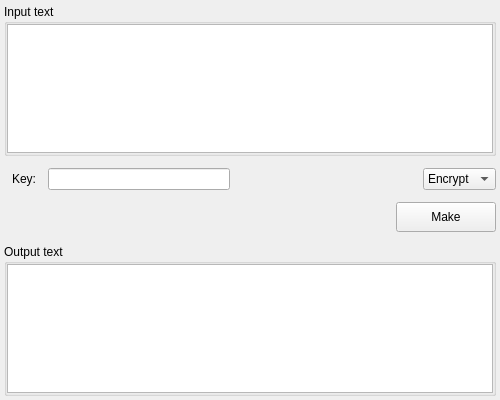
Qt form app/gui/symmetric/playfair/playfair.ui (vasilypht/crypto-methods) before a commit.
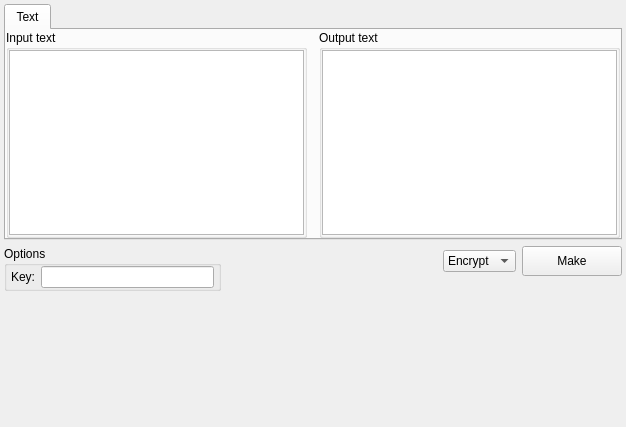
The same form after that commit.

Commit message: (playfair) Module redesign. Design in the form of a class, as well as a redesign of the widget

Patch:
```diff
--- a/app/gui/symmetric/playfair/playfair.ui
+++ b/app/gui/symmetric/playfair/playfair.ui
@@ -6,28 +6,59 @@
    <rect>
     <x>0</x>
     <y>0</y>
-    <width>500</width>
-    <height>400</height>
+    <width>626</width>
+    <height>427</height>
    </rect>
   </property>
   <property name="windowTitle">
    <string>Form</string>
   </property>
-  <layout class="QVBoxLayout" name="verticalLayout">
+  <layout class="QVBoxLayout" name="verticalLayout_4">
+   <property name="spacing">
+    <number>-1</number>
+   </property>
+   <property name="leftMargin">
+    <number>4</number>
+   </property>
+   <property name="topMargin">
+    <number>4</number>
+   </property>
+   <property name="rightMargin">
+    <number>4</number>
+   </property>
+   <property name="bottomMargin">
+    <number>4</number>
+   </property>
+   <item>
+    <widget class="QTabWidget" name="tab_widget">
+     <property name="maximumSize">
+      <size>
+       <width>16777215</width>
+       <height>400</height>
+      </size>
+     </property>
+     <property name="currentIndex">
+      <number>0</number>
+     </property>
+     <widget class="QWidget" name="tab_text">
+      <attribute name="title">
+       <string>Text</string>
+      </attribute>
+      <layout class="QHBoxLayout" name="horizontalLayout">
    <property name="spacing">
     <number>12</number>
    </property>
    <property name="leftMargin">
-    <number>4</number>
+        <number>0</number>
    </property>
    <property name="topMargin">
-    <number>4</number>
+        <number>0</number>
    </property>
    <property name="rightMargin">
-    <number>4</number>
+        <number>0</number>
    </property>
    <property name="bottomMargin">
-    <number>4</number>
+        <number>0</number>
    </property>
    <item>
     <widget class="QGroupBox" name="group_box_input">
@@ -57,20 +88,109 @@
     </widget>
    </item>
    <item>
+        <widget class="QGroupBox" name="group_box_output">
+         <property name="title">
+          <string>Output text</string>
+         </property>
+         <layout class="QVBoxLayout" name="verticalLayout_31">
+          <property name="spacing">
+           <number>0</number>
+          </property>
+          <property name="leftMargin">
+           <number>0</number>
+          </property>
+          <property name="topMargin">
+           <number>0</number>
+          </property>
+          <property name="rightMargin">
+           <number>0</number>
+          </property>
+          <property name="bottomMargin">
+           <number>0</number>
+          </property>
+          <item>
+           <widget class="QTextEdit" name="text_edit_output">
+            <property name="readOnly">
+             <bool>true</bool>
+            </property>
+           </widget>
+          </item>
+         </layout>
+        </widget>
+       </item>
+      </layout>
+     </widget>
+    </widget>
+   </item>
+   <item>
     <layout class="QHBoxLayout" name="horizontal_layout_1">
+     <item>
+      <layout class="QVBoxLayout" name="verticalLayout_3">
+       <item>
+        <widget class="QGroupBox" name="group_box_options">
+         <property name="maximumSize">
+          <size>
+           <width>400</width>
+           <height>16777215</height>
+          </size>
+         </property>
+         <property name="title">
+          <string>Options</string>
+         </property>
+         <layout class="QVBoxLayout" name="verticalLayout">
      <property name="leftMargin">
-      <number>8</number>
-     </property>
+           <number>0</number>
+          </property>
+          <property name="topMargin">
+           <number>0</number>
+          </property>
+          <property name="rightMargin">
+           <number>0</number>
+          </property>
+          <property name="bottomMargin">
+           <number>0</number>
+          </property>
      <item>
+           <layout class="QFormLayout" name="form_layout_options">
+            <property name="fieldGrowthPolicy">
+             <enum>QFormLayout::ExpandingFieldsGrow</enum>
+            </property>
+            <property name="leftMargin">
+             <number>4</number>
+            </property>
+            <property name="rightMargin">
+             <number>4</number>
+            </property>
+            <item row="0" column="0">
       <widget class="QLabel" name="label_key">
        <property name="text">
         <string>Key:</string>
        </property>
       </widget>
      </item>
-     <item>
+            <item row="0" column="1">
       <widget class="QLineEdit" name="line_edit_key"/>
      </item>
+           </layout>
+          </item>
+         </layout>
+        </widget>
+       </item>
+       <item>
+        <spacer name="vertical_spacer_1">
+         <property name="orientation">
+          <enum>Qt::Vertical</enum>
+         </property>
+         <property name="sizeHint" stdset="0">
+          <size>
+           <width>20</width>
+           <height>40</height>
+          </size>
+         </property>
+        </spacer>
+       </item>
+      </layout>
+     </item>
      <item>
       <spacer name="horizontal_spacer_1">
        <property name="orientation">
@@ -85,6 +205,13 @@
       </spacer>
      </item>
      <item>
+      <layout class="QVBoxLayout" name="vertical_layout_1">
+       <item>
+        <layout class="QHBoxLayout" name="horizontal_layout_2">
+         <property name="spacing">
+          <number>-1</number>
+         </property>
+         <item>
       <widget class="QComboBox" name="combo_box_mode">
        <item>
         <property name="text">
@@ -98,23 +225,6 @@
        </item>
       </widget>
      </item>
-    </layout>
-   </item>
-   <item>
-    <layout class="QHBoxLayout" name="horizontal_layout_2">
-     <item>
-      <spacer name="horizontal_spacer_2">
-       <property name="orientation">
-        <enum>Qt::Horizontal</enum>
-       </property>
-       <property name="sizeHint" stdset="0">
-        <size>
-         <width>40</width>
-         <height>20</height>
-        </size>
-       </property>
-      </spacer>
-     </item>
      <item>
       <widget class="QPushButton" name="button_make">
        <property name="minimumSize">
@@ -131,35 +241,34 @@
     </layout>
    </item>
    <item>
-    <widget class="QGroupBox" name="group_box_output">
-     <property name="title">
-      <string>Output text</string>
-     </property>
-     <layout class="QVBoxLayout" name="verticalLayout_31">
-      <property name="spacing">
-       <number>0</number>
-      </property>
-      <property name="leftMargin">
-       <number>0</number>
-      </property>
-      <property name="topMargin">
-       <number>0</number>
-      </property>
-      <property name="rightMargin">
-       <number>0</number>
-      </property>
-      <property name="bottomMargin">
-       <number>0</number>
-      </property>
+        <spacer name="vertical_spacer_2">
+         <property name="orientation">
+          <enum>Qt::Vertical</enum>
+         </property>
+         <property name="sizeHint" stdset="0">
+          <size>
+           <width>20</width>
+           <height>40</height>
+          </size>
+         </property>
+        </spacer>
+       </item>
+      </layout>
+     </item>
+    </layout>
+   </item>
       <item>
-       <widget class="QTextEdit" name="text_edit_output">
-        <property name="readOnly">
-         <bool>true</bool>
-        </property>
-       </widget>
-      </item>
-     </layout>
-    </widget>
+    <spacer name="vertical_spacer_3">
+     <property name="orientation">
+      <enum>Qt::Vertical</enum>
+     </property>
+     <property name="sizeHint" stdset="0">
+      <size>
+       <width>20</width>
+       <height>110</height>
+      </size>
+     </property>
+    </spacer>
    </item>
   </layout>
  </widget>
```
Left out of the diff: 4 changed lines with no effect on the pictures. Lines whose indentation alone changed are shown as unchanged. The commit also changes 3 other files.
